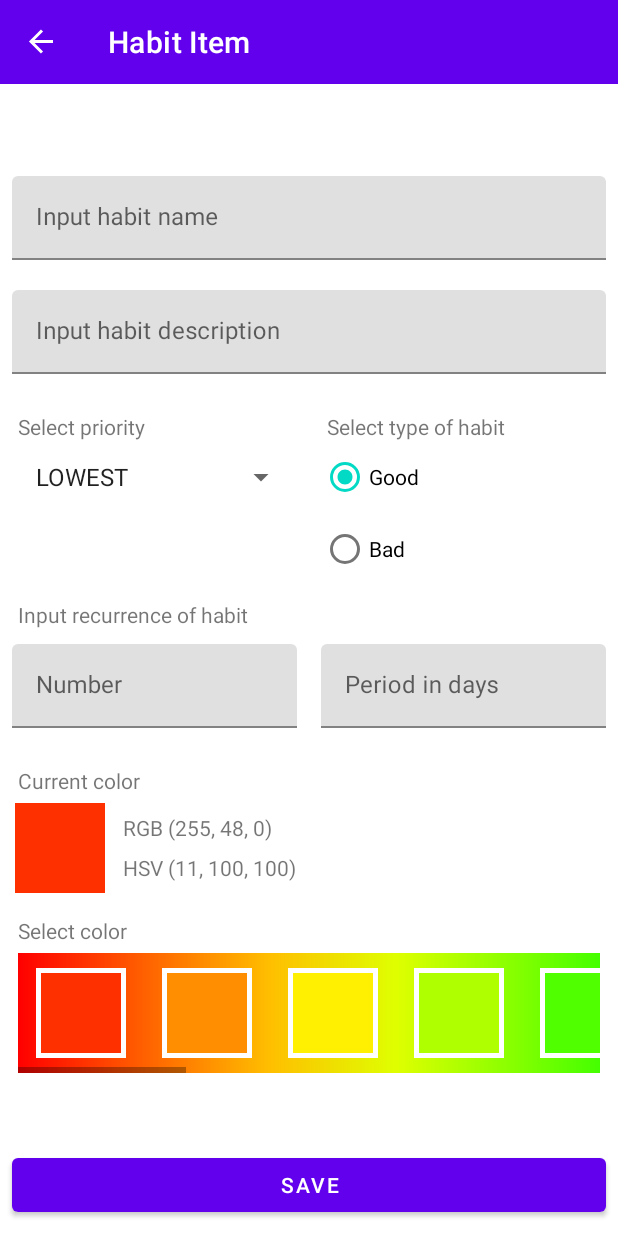
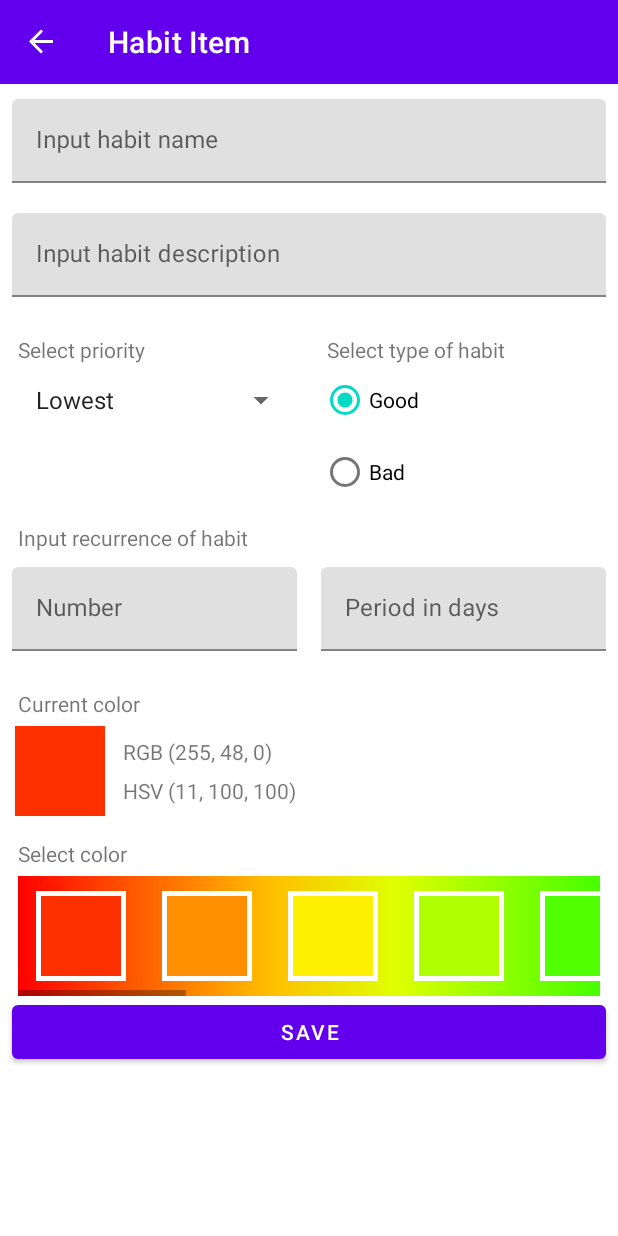
Before and after one commit to sergeykamilyevich/HabitTracker, an Android app: the screen it shows after launch (MainActivity), after a tap on "button add item", on a phone screen of 412 x 824 dp. Run offline under Robolectric (Android 15) with nearby library versions, the phone set to English and light mode, and no system bars; our stand-ins replace Room's generated code, navigation-ui; 3 statements that could not run were skipped.

Commit message:
refactored addTextChangedListeners in HabitItemFragment.kt, refactored enam classed

```diff
--- a/app/src/main/AndroidManifest.xml
+++ b/app/src/main/AndroidManifest.xml
@@ -14,7 +14,6 @@
             android:exported="true">
             <intent-filter>
                 <action android:name="android.intent.action.MAIN" />
-
                 <category android:name="android.intent.category.LAUNCHER" />
             </intent-filter>
         </activity>
--- a/app/src/main/java/com/example/habittracker/domain/HabitPriority.kt
+++ b/app/src/main/java/com/example/habittracker/domain/HabitPriority.kt
@@ -1,9 +1,11 @@
 package com.example.habittracker.domain
 
-enum class HabitPriority {
-    LOWEST,
-    LOW,
-    NORMAL,
-    HIGH,
-    HIGHEST
+import com.example.habittracker.R
+
+enum class HabitPriority(val resourceId: Int) {
+    LOWEST(R.string.lowest_priority),
+    LOW(R.string.low_priority),
+    NORMAL(R.string.normal_priority),
+    HIGH(R.string.high_priority),
+    HIGHEST(R.string.highest_priority)
 }
--- a/app/src/main/java/com/example/habittracker/presentation/recycler/HabitItemViewHolder.kt
+++ b/app/src/main/java/com/example/habittracker/presentation/recycler/HabitItemViewHolder.kt
@@ -14,8 +14,8 @@ class HabitItemViewHolder(
         with(binding) {
             tvDescription.text = habitItem.description
             tvName.text = habitItem.name
-            tvPriority.text = habitItem.priority.toString()
-            tvType.text = habitItem.type.toString()
+            tvPriority.text = root.resources.getString(habitItem.priority.resourceId)
+            tvType.text = root.resources.getString(habitItem.type.resourceId)
             viewColor.setBackgroundColor(habitItem.color)
             val recurrenceNumber = habitItem.recurrenceNumber
             val recurrenceTimes = root.resources.getQuantityString(
--- a/app/src/main/java/com/example/habittracker/presentation/ui/HabitItemFragment.kt
+++ b/app/src/main/java/com/example/habittracker/presentation/ui/HabitItemFragment.kt
@@ -10,6 +10,7 @@ import android.view.View
 import android.view.ViewGroup
 import android.widget.ArrayAdapter
 import android.widget.Toast
+import androidx.core.widget.addTextChangedListener
 import androidx.fragment.app.Fragment
 import androidx.fragment.app.viewModels
 import androidx.navigation.fragment.findNavController
@@ -38,7 +39,7 @@ class HabitItemFragment : Fragment(), HasTitle {
             requireActivity(),
             android.R.layout.simple_list_item_1,
             android.R.id.text1,
-            HabitPriority.values()
+            HabitPriority.values().map { getString(it.resourceId) }
         )
     }
     private val colorPicker = ColorPicker()
@@ -101,37 +102,17 @@ class HabitItemFragment : Fragment(), HasTitle {
     }
 
     private fun setupTextChangeListeners() {
-        binding.tiedName.addTextChangedListener(object : TextWatcher {
-            override fun beforeTextChanged(p0: CharSequence?, p1: Int, p2: Int, p3: Int) {}
+        binding.tiedName.addTextChangedListener {
+            viewModel.validateName(it)
+        }
 
-            override fun afterTextChanged(p0: Editable?) {}
+        binding.tiedRecurrenceNumber.addTextChangedListener {
+            viewModel.validateRecurrenceNumber(it)
+        }
 
-            override fun onTextChanged(text: CharSequence?, p1: Int, p2: Int, p3: Int) {
-                viewModel.validateName(text)
-            }
-
-        })
-
-        binding.tiedRecurrenceNumber.addTextChangedListener(object : TextWatcher {
-            override fun beforeTextChanged(p0: CharSequence?, p1: Int, p2: Int, p3: Int) {}
-
-            override fun afterTextChanged(p0: Editable?) {}
-
-            override fun onTextChanged(text: CharSequence?, p1: Int, p2: Int, p3: Int) {
-                viewModel.validateRecurrenceNumber(text)
-            }
-
-        })
-
-        binding.tiedRecurrencePeriod.addTextChangedListener(object : TextWatcher {
-            override fun beforeTextChanged(p0: CharSequence?, p1: Int, p2: Int, p3: Int) {}
-
-            override fun afterTextChanged(p0: Editable?) {}
-
-            override fun onTextChanged(text: CharSequence?, p1: Int, p2: Int, p3: Int) {
-                viewModel.validateRecurrencePeriod(text)
-            }
-        })
+        binding.tiedRecurrencePeriod.addTextChangedListener {
+            viewModel.validateRecurrencePeriod(it)
+        }
     }
 
     private fun setupViewModelObservers() {
@@ -178,11 +159,7 @@ class HabitItemFragment : Fragment(), HasTitle {
     }
 
     private fun handleInputError(error: Boolean, textInputEditText: TextInputEditText) {
-        if (error) {
-            textInputEditText.error = getString(R.string.invalid_input)
-        } else {
-            textInputEditText.error = null
-        }
+        textInputEditText.error = if (error) getString(R.string.invalid_input) else null
         checkStatusBtnSave()
     }
 
@@ -201,7 +178,6 @@ class HabitItemFragment : Fragment(), HasTitle {
             tiedName.text?.isNotEmpty() == true
                     && tiedRecurrenceNumber.text?.isNotEmpty() == true
                     && tiedRecurrencePeriod.text?.isNotEmpty() == true
-
         }
     }
 
@@ -209,7 +185,8 @@ class HabitItemFragment : Fragment(), HasTitle {
         with(binding) {
             tiedName.setText(habitItem.name)
             tiedDescription.setText(habitItem.description)
-            val spinnerPosition = spinnerAdapter.getPosition(habitItem.priority)
+            val spinnerPosition = spinnerAdapter
+                .getPosition(getString(habitItem.priority.resourceId))
             spinnerPriority.setSelection(spinnerPosition)
             val checkedRadioButtonId =
                 habitItemMapper.mapHabitTypeToRadioButton(habitItem.type, binding)
--- a/app/src/main/java/com/example/habittracker/presentation/ui/HabitListFragment.kt
+++ b/app/src/main/java/com/example/habittracker/presentation/ui/HabitListFragment.kt
@@ -16,7 +16,7 @@ import com.example.habittracker.domain.HabitPriority
 import com.example.habittracker.domain.HabitType
 import com.example.habittracker.presentation.color.ColorPicker
 import com.example.habittracker.presentation.recycler.HabitListAdapter
-import com.example.habittracker.presentation.view_models.MainViewModel
+import com.example.habittracker.presentation.view_models.HabitListViewModel
 import kotlin.random.Random
 
 
@@ -26,7 +26,7 @@ class HabitListFragment : Fragment(), HasTitle {
     private val binding: FragmentHabitListBinding
         get() = _binding ?: throw RuntimeException("FragmentHabitListBinding is null")
 
-    private val viewModel: MainViewModel by viewModels()
+    private val viewModel: HabitListViewModel by viewModels()
     private lateinit var habitListAdapter: HabitListAdapter
     private val colorPicker = ColorPicker()
     private val colors = colorPicker.getColors()
--- a/app/src/main/java/com/example/habittracker/presentation/ui/HabitListPagerFragment.kt
+++ b/app/src/main/java/com/example/habittracker/presentation/ui/HabitListPagerFragment.kt
@@ -44,7 +44,6 @@ class HabitListPagerFragment : Fragment(), HasTitle {
             tab.text = tabNames[position]
         }.attach()
     }
+
     override fun getTitleResId(): Int = R.string.habit_list
-
-
 }
--- a/app/src/main/java/com/example/habittracker/presentation/view_models/MainViewModel.kt
+++ b/app/src/main/java/com/example/habittracker/presentation/view_models/HabitListViewModel.kt
@@ -8,7 +8,7 @@ import com.example.habittracker.domain.HabitItem
 import com.example.habittracker.domain.usecases.*
 import kotlinx.coroutines.launch
 
-class MainViewModel(application: Application) : AndroidViewModel(application) {
+class HabitListViewModel(application: Application) : AndroidViewModel(application) {
 
     private val repository = HabitListRepositoryImpl(application)
     private val getHabitListUseCase = GetHabitListUseCase(repository)
--- a/app/src/main/res/layout/fragment_habit_item.xml
+++ b/app/src/main/res/layout/fragment_habit_item.xml
@@ -1,7 +1,11 @@
 <?xml version="1.0" encoding="utf-8"?>
-<androidx.constraintlayout.widget.ConstraintLayout xmlns:android="http://schemas.android.com/apk/res/android"
+<ScrollView xmlns:android="http://schemas.android.com/apk/res/android"
     xmlns:app="http://schemas.android.com/apk/res-auto"
     xmlns:tools="http://schemas.android.com/tools"
+    android:layout_width="match_parent"
+    android:layout_height="match_parent">
+
+    <androidx.constraintlayout.widget.ConstraintLayout
         android:layout_width="match_parent"
         android:layout_height="match_parent"
         android:orientation="vertical"
@@ -56,9 +60,9 @@
 
         <Spinner
             android:id="@+id/spinner_priority"
-        android:layout_marginHorizontal="8dp"
             android:layout_width="0dp"
             android:layout_height="wrap_content"
+            android:layout_marginHorizontal="8dp"
             app:layout_constraintEnd_toEndOf="@id/guideline_middle"
             app:layout_constraintStart_toStartOf="parent"
             app:layout_constraintTop_toBottomOf="@id/tv_select_priority" />
@@ -231,3 +235,4 @@
             app:layout_constraintStart_toStartOf="parent" />
 
     </androidx.constraintlayout.widget.ConstraintLayout>
+</ScrollView>
--- a/app/src/main/res/values/strings.xml
+++ b/app/src/main/res/values/strings.xml
@@ -1,6 +1,13 @@
 <resources>
     <string name="app_name">Habit Tracker</string>
     <string name="button_add_habit">button add item</string>
+    <string name="bad_habit_type">Bad</string>
+    <string name="good_habit_type">Good</string>
+    <string name="lowest_priority">Lowest</string>
+    <string name="low_priority">Low</string>
+    <string name="normal_priority">Normal</string>
+    <string name="high_priority">High</string>
+    <string name="highest_priority">Highest</string>
     <string name="input_habit_name">Input habit name</string>
     <string name="input_habit_description">Input habit description</string>
     <string name="recurrence">Recurrence: %1$s in %2$s</string>
```
Also changed, not shown: app/src/main/java/com/example/habittracker/domain/HabitType.kt (+5 -3 lines), app/src/main/java/com/example/habittracker/presentation/mappers/HabitItemMapper.kt (+7 -6 lines), app/src/main/java/com/example/habittracker/presentation/view_models/HabitItemViewModel.kt (+4 -3 lines). Lines whose indentation alone changed are shown as unchanged.
